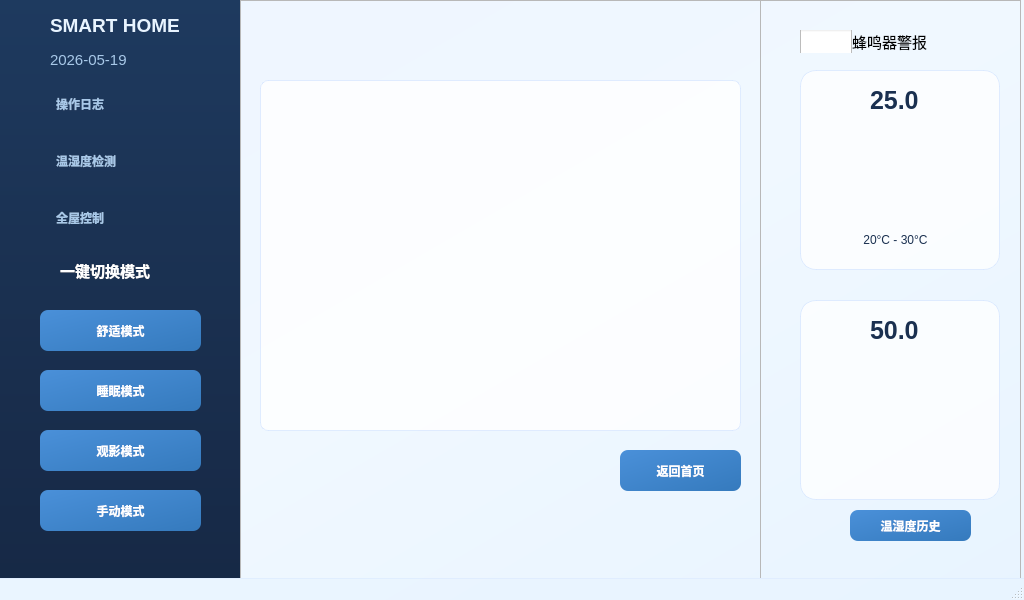
This is Qt/mainwindow.ui in solitude-404/iot_Qt_home as Qt 5 draws it before an edit. The edited form follows.
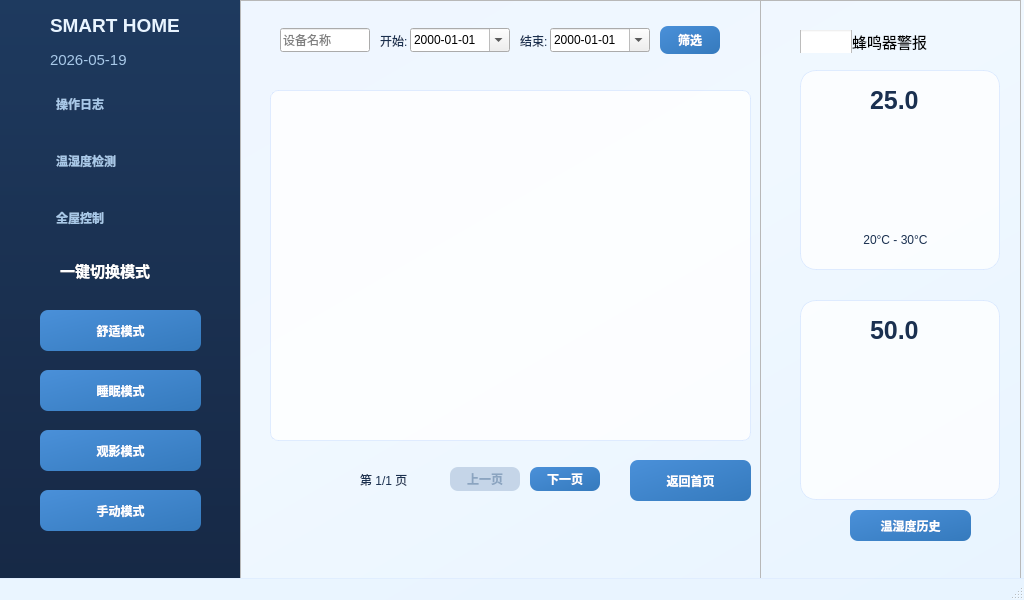
This is the edited form. The open tabs and pages were chosen to show the change. Icons and pictures are not drawn. Custom widgets are drawn as their Qt base class.

Commit message: 表格分页筛选。

The edit to the form file:
```diff
--- a/Qt/mainwindow.ui
+++ b/Qt/mainwindow.ui
@@ -849,8 +849,8 @@
       <widget class="QPushButton" name="btnBackFromLogs">
        <property name="geometry">
         <rect>
-         <x>380</x>
-         <y>450</y>
+         <x>390</x>
+         <y>460</y>
          <width>121</width>
          <height>41</height>
         </rect>
@@ -862,13 +862,139 @@
       <widget class="QTableWidget" name="tableOperationLogs">
        <property name="geometry">
         <rect>
-         <x>20</x>
-         <y>80</y>
+         <x>30</x>
+         <y>90</y>
          <width>481</width>
          <height>351</height>
         </rect>
        </property>
       </widget>
+      <widget class="QLineEdit" name="leOpLogDevice">
+       <property name="geometry">
+        <rect>
+         <x>40</x>
+         <y>28</y>
+         <width>90</width>
+         <height>24</height>
+        </rect>
+       </property>
+       <property name="placeholderText">
+        <string>设备名称</string>
+       </property>
+      </widget>
+      <widget class="QLabel" name="lbOpLogStart">
+       <property name="geometry">
+        <rect>
+         <x>140</x>
+         <y>31</y>
+         <width>30</width>
+         <height>19</height>
+        </rect>
+       </property>
+       <property name="text">
+        <string>开始:</string>
+       </property>
+      </widget>
+      <widget class="QDateEdit" name="deOpLogStart">
+       <property name="geometry">
+        <rect>
+         <x>170</x>
+         <y>28</y>
+         <width>100</width>
+         <height>24</height>
+        </rect>
+       </property>
+       <property name="displayFormat">
+        <string>yyyy-MM-dd</string>
+       </property>
+       <property name="calendarPopup">
+        <bool>true</bool>
+       </property>
+      </widget>
+      <widget class="QLabel" name="lbOpLogEnd">
+       <property name="geometry">
+        <rect>
+         <x>280</x>
+         <y>31</y>
+         <width>30</width>
+         <height>19</height>
+        </rect>
+       </property>
+       <property name="text">
+        <string>结束:</string>
+       </property>
+      </widget>
+      <widget class="QDateEdit" name="deOpLogEnd">
+       <property name="geometry">
+        <rect>
+         <x>310</x>
+         <y>28</y>
+         <width>100</width>
+         <height>24</height>
+        </rect>
+       </property>
+       <property name="displayFormat">
+        <string>yyyy-MM-dd</string>
+       </property>
+       <property name="calendarPopup">
+        <bool>true</bool>
+       </property>
+      </widget>
+      <widget class="QPushButton" name="btnOpLogFilter">
+       <property name="geometry">
+        <rect>
+         <x>420</x>
+         <y>26</y>
+         <width>60</width>
+         <height>28</height>
+        </rect>
+       </property>
+       <property name="text">
+        <string>筛选</string>
+       </property>
+      </widget>
+      <widget class="QLabel" name="lbOpLogPage">
+       <property name="geometry">
+        <rect>
+         <x>120</x>
+         <y>470</y>
+         <width>80</width>
+         <height>19</height>
+        </rect>
+       </property>
+       <property name="text">
+        <string>第 1/1 页</string>
+       </property>
+      </widget>
+      <widget class="QPushButton" name="btnOpLogPrev">
+       <property name="enabled">
+        <bool>false</bool>
+       </property>
+       <property name="geometry">
+        <rect>
+         <x>210</x>
+         <y>467</y>
+         <width>70</width>
+         <height>24</height>
+        </rect>
+       </property>
+       <property name="text">
+        <string>上一页</string>
+       </property>
+      </widget>
+      <widget class="QPushButton" name="btnOpLogNext">
+       <property name="geometry">
+        <rect>
+         <x>290</x>
+         <y>467</y>
+         <width>70</width>
+         <height>24</height>
+        </rect>
+       </property>
+       <property name="text">
+        <string>下一页</string>
+       </property>
+      </widget>
      </widget>
     </widget>
     <widget class="QFrame" name="lastPanel">
```
Left out of the diff: 141 changed lines with no effect on the pictures. The commit also changes 6 other files.
